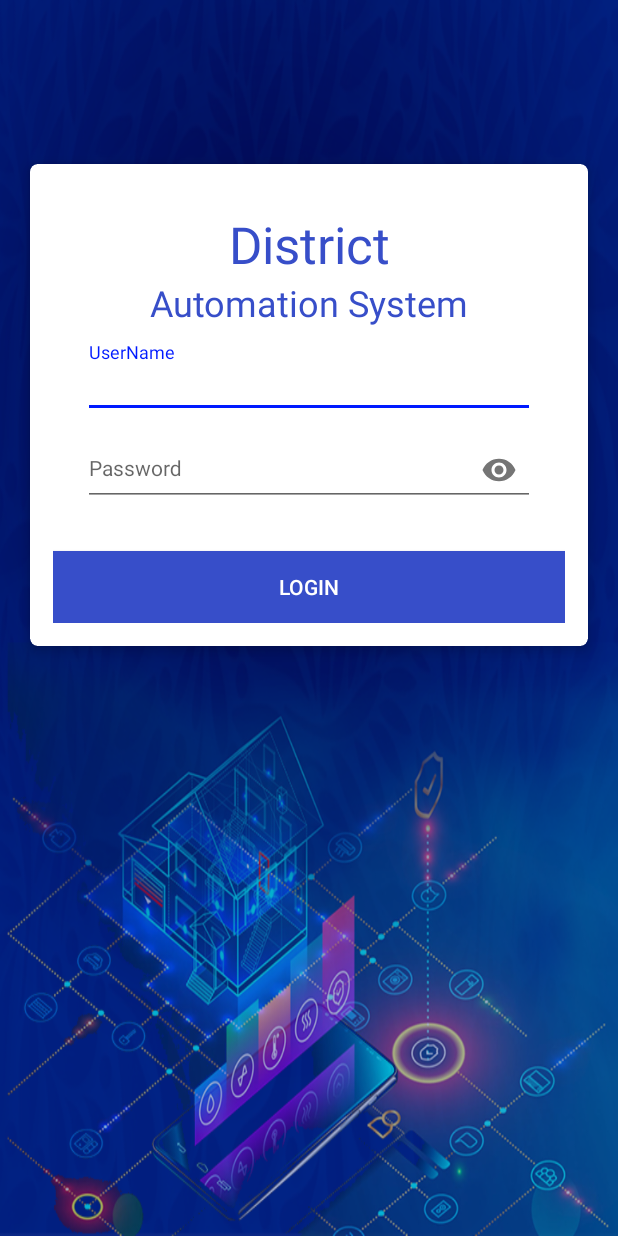
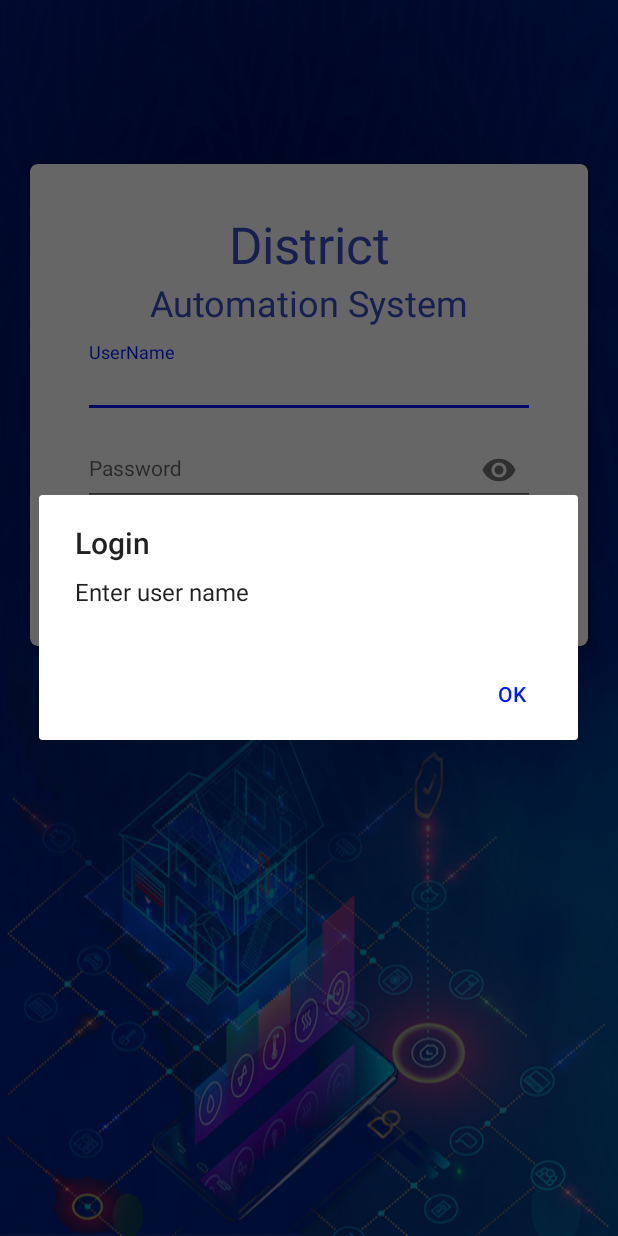
Before and after one commit to mbaashdit/DAS, an Android app: the screen it shows after launch (LoginActivity), after a tap on "LOGIN", on a phone screen of 412 x 824 dp. Run offline under Robolectric (Android 15) with nearby library versions, the phone set to English and light mode, and no system bars; libraries missing offline, so code that uses them is left out: br.com.simplepass, io.realm; 4 statements that could not run were skipped.

Commit message:
//10-3 renovation started.

```diff
--- a/app/src/main/java/com/aashdit/districtautomationsystem/LoginActivity.java
+++ b/app/src/main/java/com/aashdit/districtautomationsystem/LoginActivity.java
@@ -28,6 +28,7 @@ import androidx.core.content.ContextCompat;
 
 import com.aashdit.districtautomationsystem.Util.ApiClient;
 import com.aashdit.districtautomationsystem.Util.Constants;
+import com.aashdit.districtautomationsystem.Util.RegPrefManager;
 import com.aashdit.districtautomationsystem.Util.SharedPrefManager;
 import com.aashdit.districtautomationsystem.Util.WebApi;
 import com.aashdit.districtautomationsystem.activities.ProjectListActivity;
@@ -53,7 +54,22 @@ public class LoginActivity extends AppCompatActivity implements View.OnClickList
     private WebApi webApi;
     private boolean flag = false;
     private SharedPrefManager sp;
+    androidx.appcompat.app.AlertDialog.Builder builder;
 
+    private void showLogoutDialog(String msg) {
+        builder.setMessage(msg)
+                .setCancelable(false)
+                .setPositiveButton("Ok", new DialogInterface.OnClickListener() {
+                    public void onClick(DialogInterface dialog, int id) {
+
+                    }
+                });
+        //Creating dialog box
+        androidx.appcompat.app.AlertDialog alert = builder.create();
+        //Setting the title manually
+        alert.setTitle("Login");
+        alert.show();
+    }
     @Override
     protected void onCreate(Bundle savedInstanceState) {
         super.onCreate(savedInstanceState);
@@ -68,6 +84,7 @@ public class LoginActivity extends AppCompatActivity implements View.OnClickList
 
         usernameTv = findViewById(R.id.usernameTv);
         passwordTv = findViewById(R.id.passwordTv);
+        builder = new androidx.appcompat.app.AlertDialog.Builder(this);
 
     }
     public static Bitmap drawableToBitmap (Drawable drawable) {
@@ -94,9 +111,11 @@ public class LoginActivity extends AppCompatActivity implements View.OnClickList
 
 
                 if (usernameTv.getText().toString().equals("")) {
-                    Toast.makeText(LoginActivity.this, "Enter user name", Toast.LENGTH_SHORT).show();
+//                    Toast.makeText(LoginActivity.this, "Enter user name", Toast.LENGTH_SHORT).show();
+                    showLogoutDialog("Enter user name");
                 } else if (passwordTv.getText().toString().equals("")) {
-                    Toast.makeText(LoginActivity.this, "Enter password", Toast.LENGTH_SHORT).show();
+//                    Toast.makeText(LoginActivity.this, "Enter password", Toast.LENGTH_SHORT).show();
+                    showLogoutDialog("Enter password");
                 } else {
                     if (flag == false) {
                         showalert("Please Allow Location");
@@ -198,7 +217,8 @@ public class LoginActivity extends AppCompatActivity implements View.OnClickList
 //                            overridePendingTransition(R.anim.slide_in, R.anim.slide_out);
 //
 //                            finish();
-                            Toast.makeText(LoginActivity.this, loginObj.optString("message"), Toast.LENGTH_SHORT).show();
+                            showLogoutDialog(loginObj.optString("message"));
+//                            Toast.makeText(LoginActivity.this, loginObj.optString("message"), Toast.LENGTH_SHORT).show();
                         }
                     } catch (JSONException e) {
                         e.printStackTrace();
--- a/app/src/main/java/com/aashdit/districtautomationsystem/activities/GeoTaggingActivity.java
+++ b/app/src/main/java/com/aashdit/districtautomationsystem/activities/GeoTaggingActivity.java
@@ -336,7 +336,7 @@ public class GeoTaggingActivity extends AppCompatActivity implements LocationLis
         try {
             locationManager = (LocationManager) getSystemService(Context.LOCATION_SERVICE);
             assert locationManager != null;
-            locationManager.requestLocationUpdates(LocationManager.GPS_PROVIDER, 5000, 0, this);
+            locationManager.requestLocationUpdates(LocationManager.GPS_PROVIDER, 500, 0, this);
         } catch (SecurityException e) {
             e.printStackTrace();
         }
--- a/app/src/main/res/layout/activity_change_password.xml
+++ b/app/src/main/res/layout/activity_change_password.xml
@@ -7,7 +7,7 @@
     android:orientation="vertical"
     tools:context=".ChangePasswordActivity">
 
-    <androidx.appcompat.widget.Toolbar xmlns:android="http://schemas.android.com/apk/res/android"
+    <androidx.appcompat.widget.Toolbar
         xmlns:local="http://schemas.android.com/apk/res-auto"
         android:id="@+id/toolbar"
         android:layout_width="match_parent"
```
